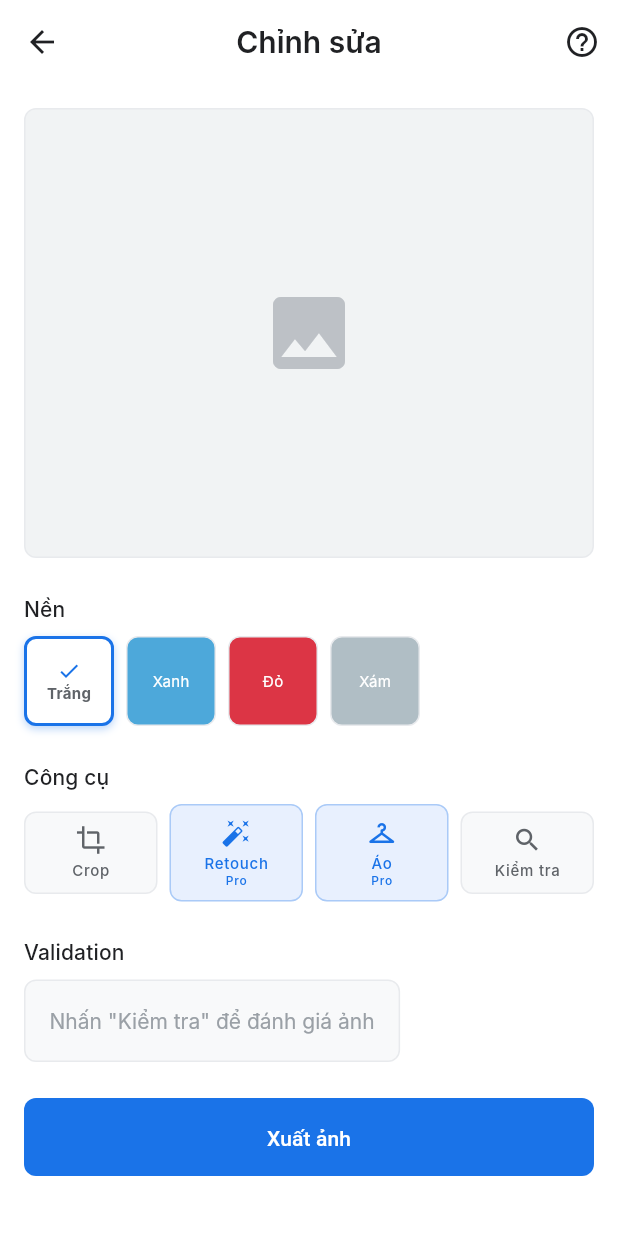
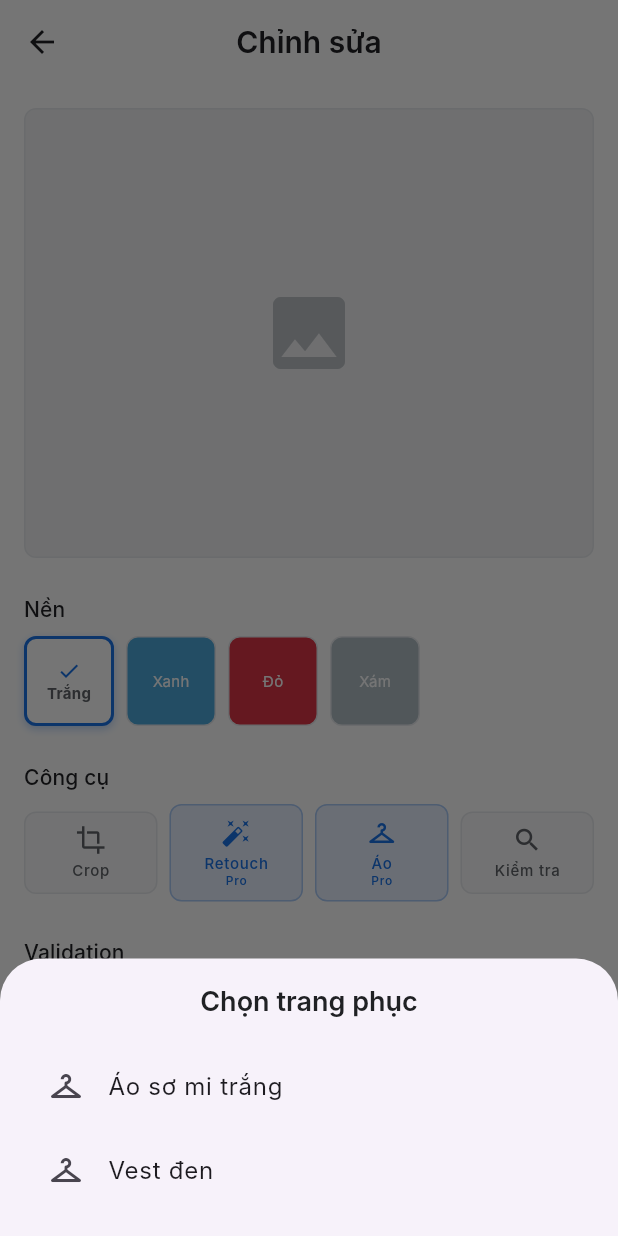
Before and after one commit to ngovan960/photo, a Flutter app: the EditorScreen screen opened directly with empty values, after a tap on "Áo", on a phone screen of 412 x 824 dp. Run offline on Flutter 3.47's test engine with Material 3 defaults, Android fonts, the phone set to English and light mode, and no system bars; our stand-ins replace camera, firebase_analytics, firebase_core, firebase_crashlytics, firebase_remote_config, flutter_local_notifications and 10 more; missing offline and left inert: encrypt, google_mlkit_face_detection, purchases_flutter; accounts and stored records are empty; generated files the repository leaves out were written again; Roboto replaces fonts that are missing (Inter).

```diff
--- a/lib/features/editor/presentation/screens/editor_screen.dart
+++ b/lib/features/editor/presentation/screens/editor_screen.dart
@@ -8,7 +8,7 @@ import 'package:photo_id/features/editor/presentation/providers/editor_provider.
 import 'package:photo_id/features/editor/presentation/widgets/background_picker.dart';
 import 'package:photo_id/features/editor/presentation/widgets/validation_panel.dart';
 
-class EditorScreen extends ConsumerWidget {
+class EditorScreen extends ConsumerStatefulWidget {
   final String photoId;
 
   const EditorScreen({
@@ -17,60 +17,47 @@ class EditorScreen extends ConsumerWidget {
   });
 
   @override
-  Widget build(BuildContext context, WidgetRef ref) {
+  ConsumerState<EditorScreen> createState() => _EditorScreenState();
+}
+
+class _EditorScreenState extends ConsumerState<EditorScreen> {
+  @override
+  Widget build(BuildContext context) {
     final editorState = ref.watch(editorProvider);
 
     return Scaffold(
       backgroundColor: AppColors.white,
       appBar: AppBar(
-        title: Text(
-          'Chỉnh sửa',
-          style: AppTypography.h2.copyWith(color: AppColors.gray900),
-        ),
+        title: Text('Chỉnh sửa', style: AppTypography.h2),
         leading: IconButton(
           icon: const Icon(Icons.arrow_back),
           onPressed: () => context.pop(),
         ),
-        actions: [
-          IconButton(
-            icon: const Icon(Icons.help_outline),
-            onPressed: () {},
-          ),
-        ],
       ),
       body: SingleChildScrollView(
         padding: const EdgeInsets.all(AppSpacing.screenPadding),
         child: Column(
           crossAxisAlignment: CrossAxisAlignment.start,
           children: [
-            // Photo preview
             _buildPhotoPreview(editorState),
             const SizedBox(height: AppSpacing.lg),
-
-            // Background picker
             Text('Nền', style: AppTypography.labelLarge),
             const SizedBox(height: AppSpacing.sm),
             const BackgroundPicker(),
             const SizedBox(height: AppSpacing.lg),
-
-            // Tools
             Text('Công cụ', style: AppTypography.labelLarge),
             const SizedBox(height: AppSpacing.sm),
-            _buildToolButtons(ref),
+            _buildToolButtons(),
             const SizedBox(height: AppSpacing.lg),
-
-            // Validation
             Text('Validation', style: AppTypography.labelLarge),
             const SizedBox(height: AppSpacing.sm),
             const ValidationPanel(),
             const SizedBox(height: AppSpacing.lg),
-
-            // Export button
             SizedBox(
               width: double.infinity,
               height: 52,
               child: ElevatedButton(
-                onPressed: () => context.push('/export/$photoId'),
+                onPressed: () => context.push('/export/${widget.photoId}'),
                 child: const Text('Xuất ảnh'),
               ),
             ),
@@ -86,82 +73,82 @@ class EditorScreen extends ConsumerWidget {
         height: 300,
         width: double.infinity,
         decoration: BoxDecoration(
-          borderRadius: BorderRadius.circular(AppBorderRadius.md),
+          borderRadius: BorderRadius.circular(AppBorderRadius.sm),
           border: Border.all(color: AppColors.gray200),
         ),
         child: ClipRRect(
-          borderRadius: BorderRadius.circular(AppBorderRadius.md),
-          child: Image.memory(
-            state.photo!.processedBytes!,
-            fit: BoxFit.contain,
-          ),
+          borderRadius: BorderRadius.circular(AppBorderRadius.sm),
+          child: Image.memory(state.photo!.processedBytes!, fit: BoxFit.contain),
         ),
       );
     }
-
     if (state.photo?.originalBytes != null) {
       return Container(
         height: 300,
         width: double.infinity,
         decoration: BoxDecoration(
-          borderRadius: BorderRadius.circular(AppBorderRadius.md),
+          borderRadius: BorderRadius.circular(AppBorderRadius.sm),
           border: Border.all(color: AppColors.gray200),
         ),
         child: ClipRRect(
-          borderRadius: BorderRadius.circular(AppBorderRadius.md),
-          child: Image.memory(
-            state.photo!.originalBytes!,
-            fit: BoxFit.contain,
-          ),
+          borderRadius: BorderRadius.circular(AppBorderRadius.sm),
+          child: Image.memory(state.photo!.originalBytes!, fit: BoxFit.contain),
         ),
       );
     }
-
     return Container(
       height: 300,
       width: double.infinity,
       decoration: BoxDecoration(
         color: AppColors.gray100,
-        borderRadius: BorderRadius.circular(AppBorderRadius.md),
+        borderRadius: BorderRadius.circular(AppBorderRadius.sm),
         border: Border.all(color: AppColors.gray200),
       ),
-      child: const Center(
-        child: Icon(Icons.photo, size: 64, color: AppColors.gray400),
+      child: const Center(child: Icon(Icons.photo, size: 64, color: AppColors.gray400)),
+    );
+  }
+
+  Widget _buildToolButtons() {
+    return Row(
+      children: [
+        _ToolButton(icon: Icons.crop, label: 'Crop', onTap: () => _onCrop()),
+        const SizedBox(width: AppSpacing.sm),
+        _ToolButton(icon: Icons.auto_fix_high, label: 'Retouch', isPro: true, onTap: () => _onRetouch()),
+        const SizedBox(width: AppSpacing.sm),
+        _ToolButton(icon: Icons.checkroom, label: 'Áo', isPro: true, onTap: () => _onOutfit()),
+        const SizedBox(width: AppSpacing.sm),
+        _ToolButton(icon: Icons.search, label: 'Kiểm tra', onTap: () => _onCheck()),
+      ],
+    );
+  }
+
+  void _onCrop() {
+    ScaffoldMessenger.of(context).showSnackBar(const SnackBar(content: Text('Crop tool activated')));
+  }
+
+  void _onRetouch() {
+    ScaffoldMessenger.of(context).showSnackBar(const SnackBar(content: Text('Retouch applied')));
+  }
+
+  void _onOutfit() {
+    showModalBottomSheet(
+      context: context,
+      builder: (ctx) => Container(
+        padding: const EdgeInsets.all(16),
+        child: Column(
+          mainAxisSize: MainAxisSize.min,
+          children: [
+            Text('Chọn trang phục', style: AppTypography.h3),
+            const SizedBox(height: 16),
+            ListTile(leading: const Icon(Icons.checkroom), title: const Text('Áo sơ mi trắng'), onTap: () => Navigator.pop(ctx)),
+            ListTile(leading: const Icon(Icons.checkroom), title: const Text('Vest đen'), onTap: () => Navigator.pop(ctx)),
+          ],
+        ),
       ),
     );
   }
 
-  Widget _buildToolButtons(WidgetRef ref) {
-    return Row(
-      children: [
-        _ToolButton(
-          icon: Icons.crop,
-          label: 'Crop',
-          onTap: () {},
-        ),
-        const SizedBox(width: AppSpacing.sm),
-        _ToolButton(
-          icon: Icons.auto_fix_high,
-          label: 'Retouch',
-          isPro: true,
-          onTap: () {},
-        ),
-        const SizedBox(width: AppSpacing.sm),
-        _ToolButton(
-          icon: Icons.checkroom,
-          label: 'Áo',
-          isPro: true,
-          onTap: () {},
-        ),
-        const SizedBox(width: AppSpacing.sm),
-        _ToolButton(
-          icon: Icons.search,
-          label: 'Kiểm tra',
-          onTap: () {},
-        ),
-      ],
-    );
-  }
+  void _onCheck() => context.push('/check');
 }
 
 class _ToolButton extends StatelessWidget {
@@ -170,12 +157,7 @@ class _ToolButton extends StatelessWidget {
   final bool isPro;
   final VoidCallback onTap;
 
-  const _ToolButton({
-    required this.icon,
-    required this.label,
-    this.isPro = false,
-    required this.onTap,
-  });
+  const _ToolButton({required this.icon, required this.label, this.isPro = false, required this.onTap});
 
   @override
   Widget build(BuildContext context) {
@@ -187,32 +169,14 @@ class _ToolButton extends StatelessWidget {
           decoration: BoxDecoration(
             color: isPro ? AppColors.primarySurface : AppColors.gray50,
             borderRadius: BorderRadius.circular(AppBorderRadius.sm),
-            border: Border.all(
-              color: isPro ? AppColors.primary.withOpacity(0.3) : AppColors.gray200,
-            ),
+            border: Border.all(color: isPro ? AppColors.primary.withOpacity(0.3) : AppColors.gray200),
           ),
           child: Column(
             children: [
-              Icon(
-                icon,
-                color: isPro ? AppColors.primary : AppColors.gray700,
-                size: 20,
-              ),
+              Icon(icon, color: isPro ? AppColors.primary : AppColors.gray700, size: 20),
               const SizedBox(height: 4),
-              Text(
-                label,
-                style: AppTypography.labelSmall.copyWith(
-                  color: isPro ? AppColors.primary : AppColors.gray700,
-                ),
-              ),
-              if (isPro)
-                Text(
-                  'Pro',
-                  style: AppTypography.labelSmall.copyWith(
-                    color: AppColors.primary,
-                    fontSize: 8,
-                  ),
-                ),
+              Text(label, style: AppTypography.labelSmall.copyWith(color: isPro ? AppColors.primary : AppColors.gray700)),
+              if (isPro) Text('Pro', style: AppTypography.labelSmall.copyWith(color: AppColors.primary, fontSize: 8)),
             ],
           ),
         ),
```
Also changed, not shown: lib/features/history/presentation/providers/history_provider.dart (+49 -5 lines), lib/features/settings/presentation/providers/settings_provider.dart (added, +56 -0 lines), lib/features/settings/presentation/screens/settings_screen.dart (+76 -215 lines), 2 other files.
